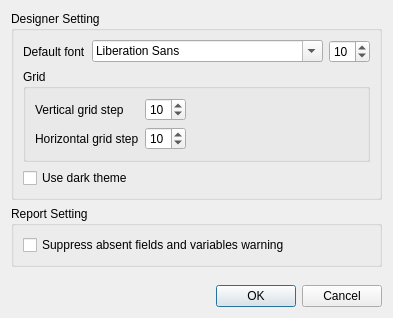
This is limereport/lrsettingdialog.ui in fralx/LimeReport as Qt 5 draws it before an edit. The edited form follows.
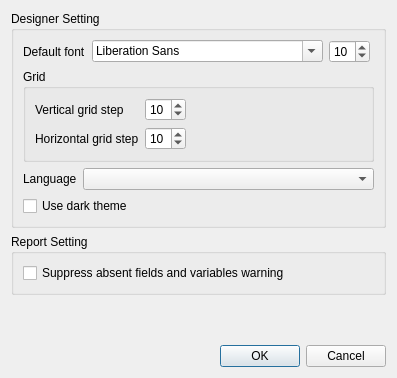
This is the edited form.

Commit message: Designer interface setting added

What changed in the file:
```diff
--- a/limereport/lrsettingdialog.ui
+++ b/limereport/lrsettingdialog.ui
@@ -6,10 +6,16 @@
    <rect>
     <x>0</x>
     <y>0</y>
-    <width>351</width>
-    <height>318</height>
+    <width>397</width>
+    <height>378</height>
    </rect>
   </property>
+  <property name="sizePolicy">
+   <sizepolicy hsizetype="Preferred" vsizetype="MinimumExpanding">
+    <horstretch>0</horstretch>
+    <verstretch>0</verstretch>
+   </sizepolicy>
+  </property>
   <property name="windowTitle">
    <string>Designer setting</string>
   </property>
@@ -108,6 +114,27 @@
         </layout>
        </widget>
       </item>
+      <item>
+       <layout class="QHBoxLayout" name="horizontalLayout_4">
+        <item>
+         <widget class="QLabel" name="label_4">
+          <property name="text">
+           <string>Language</string>
+          </property>
+         </widget>
+        </item>
+        <item>
+         <widget class="QComboBox" name="designerLanguage">
+          <property name="sizePolicy">
+           <sizepolicy hsizetype="Expanding" vsizetype="Fixed">
+            <horstretch>0</horstretch>
+            <verstretch>0</verstretch>
+           </sizepolicy>
+          </property>
+         </widget>
+        </item>
+       </layout>
+      </item>
       <item>
        <widget class="QCheckBox" name="cbbUseDarkTheme">
         <property name="text">
```
The commit also changes 7 other files.
